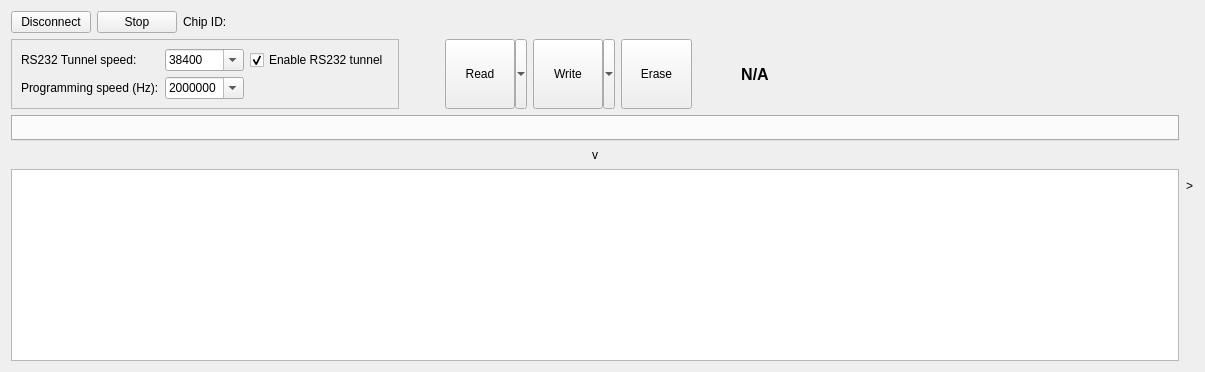
The window that src/LorrisShupito/lorrisshupito.ui (Tasssadar/Lorris) describes before a commit, drawn with Qt 5.
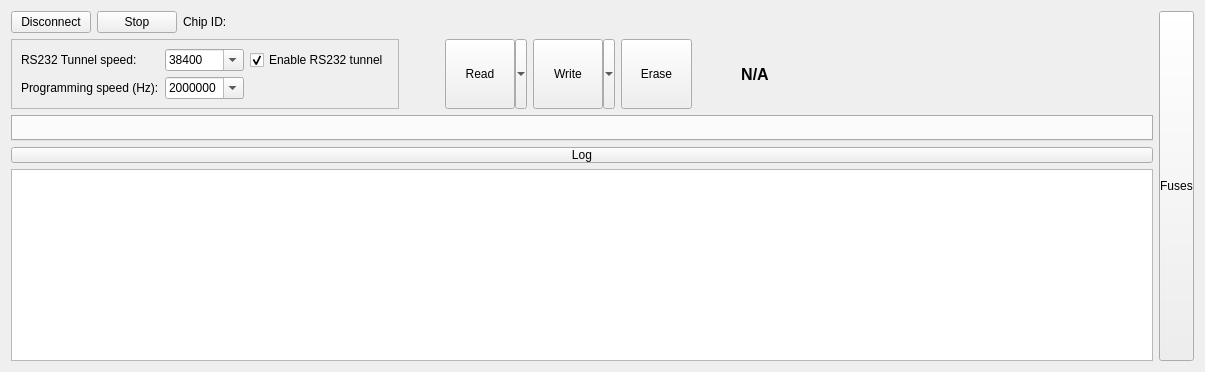
The same window after the commit. Icons and pictures are not drawn. Custom widgets are drawn as their Qt base class.

Commit message: [295] LorrisShupito: use RotateButtons for fuses/log hiding

```diff
--- a/src/LorrisShupito/lorrisshupito.ui
+++ b/src/LorrisShupito/lorrisshupito.ui
@@ -428,10 +428,10 @@
         <string notr="true">padding:0px</string>
        </property>
        <property name="text">
-        <string notr="true">v</string>
+        <string>Log</string>
        </property>
        <property name="flat">
-        <bool>true</bool>
+        <bool>false</bool>
        </property>
       </widget>
      </item>
@@ -456,15 +456,22 @@
       <string notr="true">padding: 0px</string>
      </property>
      <property name="text">
-      <string notr="true">&gt;</string>
+      <string>Fuses</string>
      </property>
      <property name="flat">
-      <bool>true</bool>
+      <bool>false</bool>
      </property>
     </widget>
    </item>
   </layout>
  </widget>
+ <customwidgets>
+  <customwidget>
+   <class>RotateButton</class>
+   <extends>QPushButton</extends>
+   <header location="global">rotatebutton.h</header>
+  </customwidget>
+ </customwidgets>
  <resources>
   <include location="shupitoicons.qrc"/>
  </resources>
```
Left out of the diff: 2 changed lines with no effect on the pictures. The commit also changes 4 other files.
